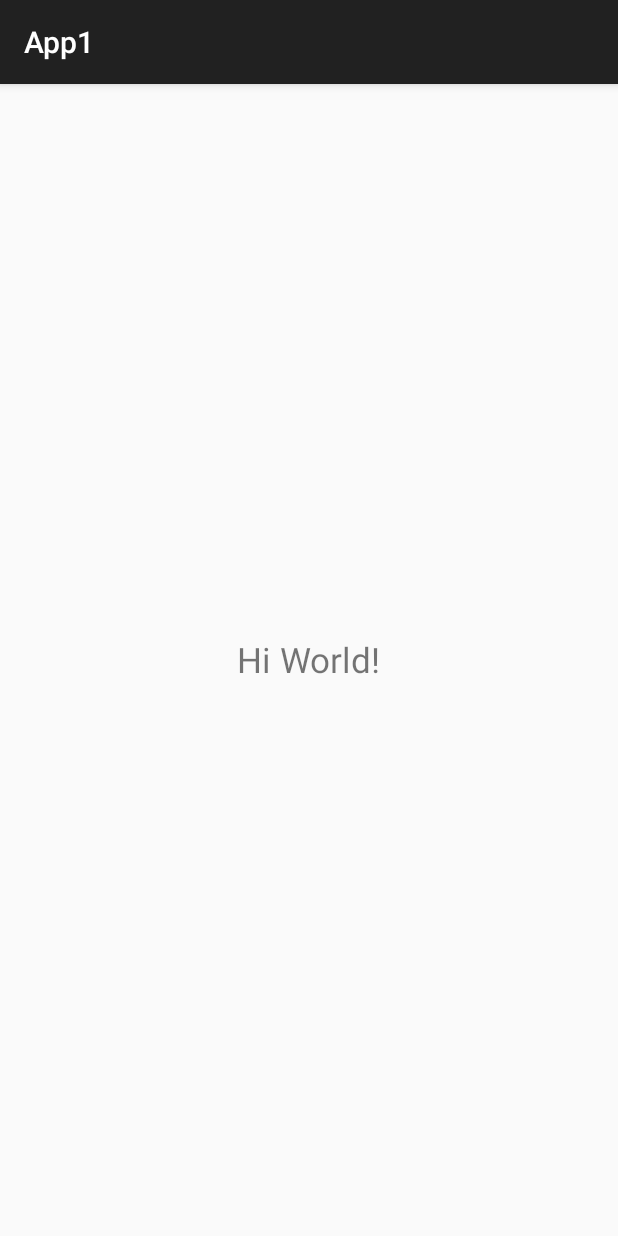
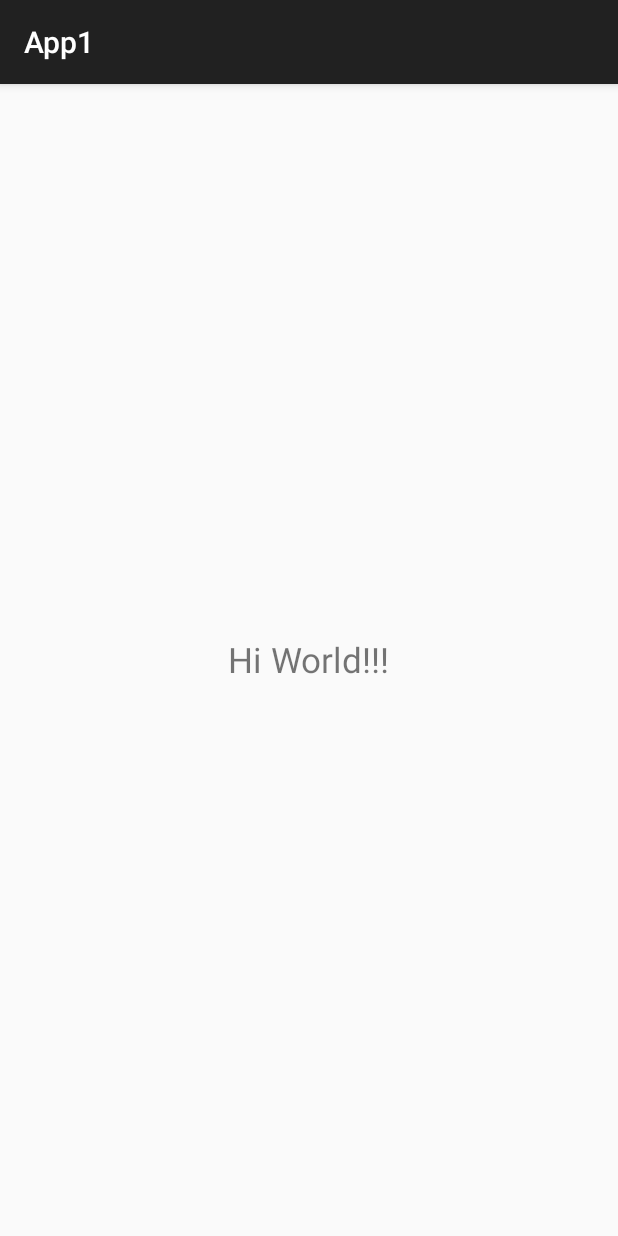
Before and after one commit to TDulau/App1, an Android app: the screen it shows after launch (MainActivity), on a phone screen of 412 x 824 dp. Run offline under Robolectric (Android 15) with nearby library versions, the phone set to English and light mode, and no system bars.

Commit message:
changed some text

```diff
--- a/app/src/main/res/layout/activity_main.xml
+++ b/app/src/main/res/layout/activity_main.xml
@@ -13,6 +13,6 @@
         android:layout_width="wrap_content"
         android:layout_height="wrap_content"
         android:layout_centerInParent="true"
-        android:text="Hi World!"
+        android:text="Hi World!!!"
         android:textSize="23dp" />
 </RelativeLayout>
```
